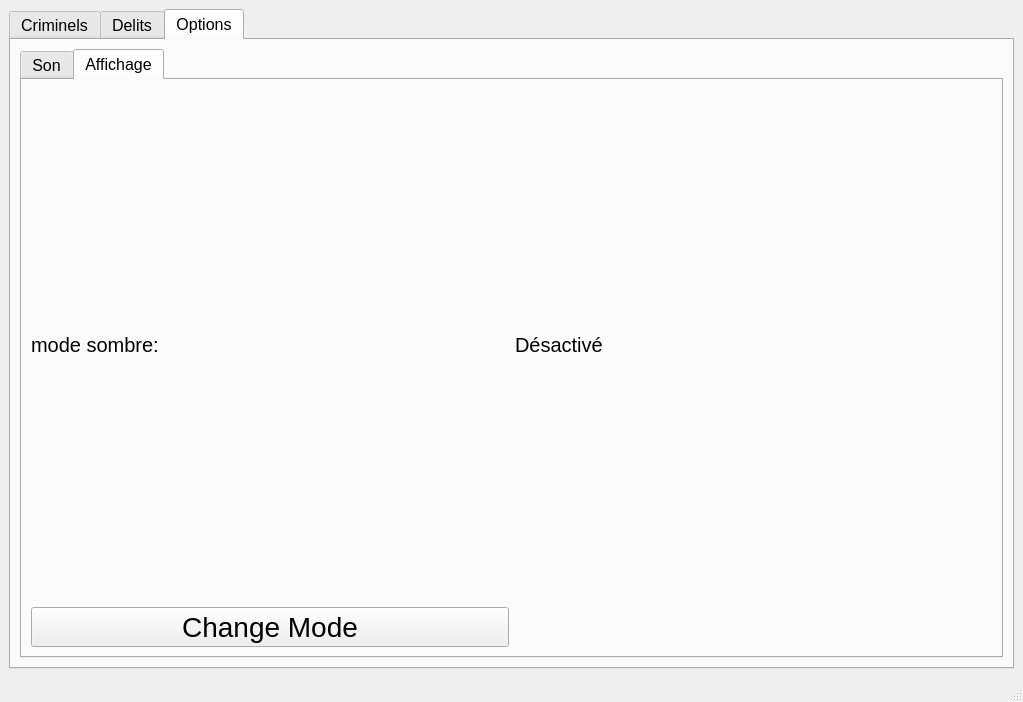
This is mainwindow.ui in Crystal-Blu/police-station-2A25 as Qt 5 draws it before an edit. The edited form follows.
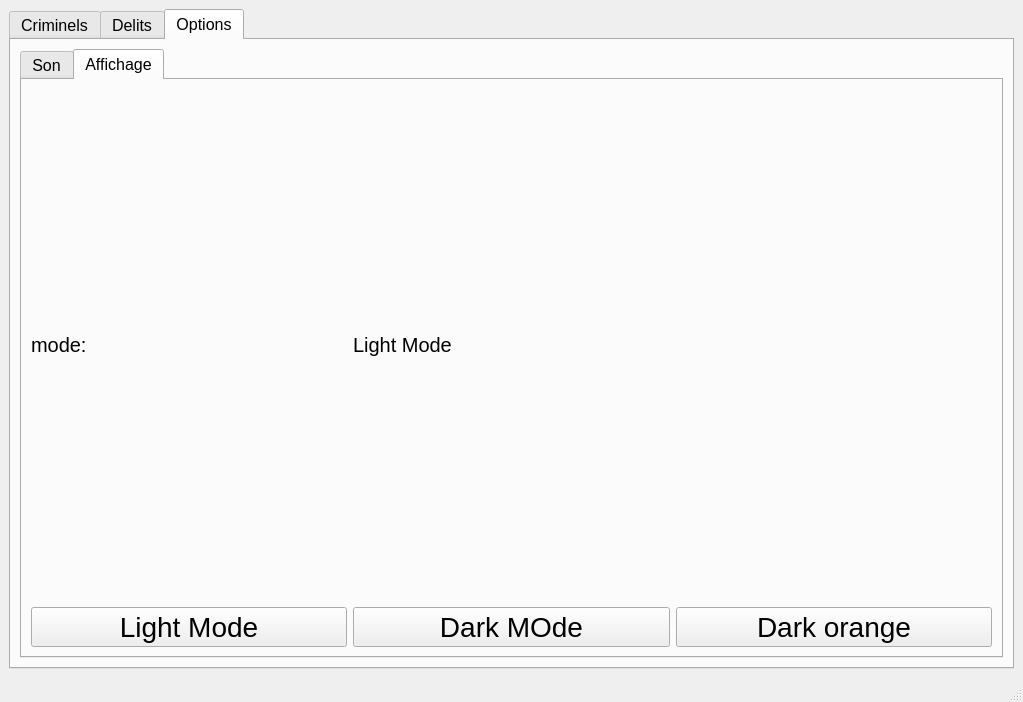
This is the edited form. The open tabs and pages were chosen to show the change. Icons and pictures are not drawn.

The edit to the form file:
```diff
--- a/mainwindow.ui
+++ b/mainwindow.ui
@@ -2086,25 +2086,13 @@
                </font>
               </property>
               <property name="text">
-               <string>Change Mode</string>
+               <string>Light Mode</string>
               </property>
               <property name="checkable">
                <bool>true</bool>
               </property>
              </widget>
             </item>
-            <item row="0" column="2">
-             <widget class="QLabel" name="label_16">
-              <property name="font">
-               <font>
-                <pointsize>15</pointsize>
-               </font>
-              </property>
-              <property name="text">
-               <string>Désactivé</string>
-              </property>
-             </widget>
-            </item>
             <item row="0" column="0">
              <widget class="QLabel" name="label_15">
               <property name="font">
@@ -2113,7 +2101,43 @@
                </font>
               </property>
               <property name="text">
-               <string>mode sombre:</string>
+               <string>mode:</string>
+              </property>
+             </widget>
+            </item>
+            <item row="1" column="1">
+             <widget class="QPushButton" name="pushButton_8">
+              <property name="font">
+               <font>
+                <pointsize>21</pointsize>
+               </font>
+              </property>
+              <property name="text">
+               <string>Dark MOde</string>
+              </property>
+             </widget>
+            </item>
+            <item row="1" column="2">
+             <widget class="QPushButton" name="pushButton_9">
+              <property name="font">
+               <font>
+                <pointsize>21</pointsize>
+               </font>
+              </property>
+              <property name="text">
+               <string>Dark orange</string>
+              </property>
+             </widget>
+            </item>
+            <item row="0" column="1" colspan="2">
+             <widget class="QLabel" name="label_16">
+              <property name="font">
+               <font>
+                <pointsize>15</pointsize>
+               </font>
+              </property>
+              <property name="text">
+               <string>Light Mode</string>
               </property>
              </widget>
             </item>
```
Left out of the diff: 2865 changed lines with no effect on the pictures.
